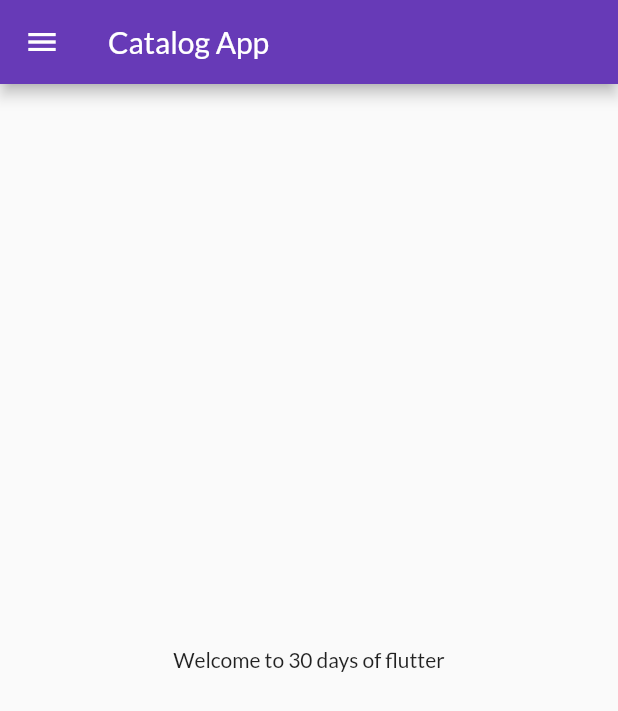
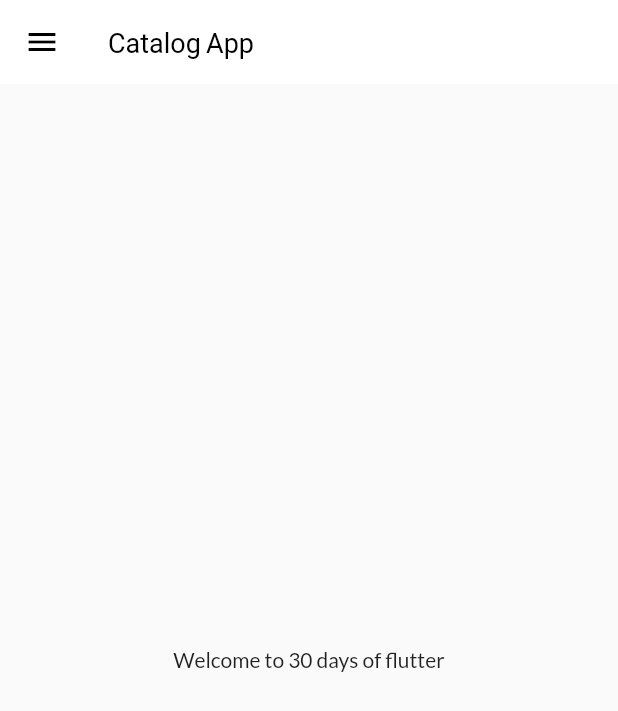
Before and after one commit to rajat1883/FirstFlutterProject, a Flutter app: the screen it shows after launch, on a phone screen of 412 x 824 dp. Shown: the top 711 px of the screen. Run offline on Flutter 3.47's test engine with Material 2 defaults, Android fonts, the phone set to English and light mode, and no system bars; our stand-ins replace google_fonts.

Commit message:
Themes extracted

```diff
--- a/lib/main.dart
+++ b/lib/main.dart
@@ -2,7 +2,7 @@ import 'package:flutter/material.dart';
 import 'package:flutter_application_1/pages/home_page.dart';
 import 'package:flutter_application_1/pages/login_page.dart';
 import 'package:flutter_application_1/utils/routes.dart';
-import 'package:google_fonts/google_fonts.dart';
+import 'package:flutter_application_1/widgets/themes.dart';
 
 void main() {
   runApp(MyApp());
@@ -15,10 +15,8 @@ class MyApp extends StatelessWidget {
     return MaterialApp(
       debugShowCheckedModeBanner: false,
       themeMode: ThemeMode.light,
-      theme: ThemeData(
-          primarySwatch: Colors.deepPurple,
-          fontFamily: GoogleFonts.lato().fontFamily),
-      darkTheme: ThemeData(brightness: Brightness.dark),
+      theme: MyTheme.lightTheme(context),
+      darkTheme: MyTheme.darkTheme(context),
       initialRoute: MyRoutes.homeRoute,
       routes: {
         "/": (context) => LoginPage(),
--- /dev/null
+++ b/lib/widgets/themes.dart
@@ -0,0 +1,17 @@
+import 'package:flutter/material.dart';
+import 'package:google_fonts/google_fonts.dart';
+
+class MyTheme {
+  static ThemeData lightTheme(BuildContext context) => ThemeData(
+      primarySwatch: Colors.deepPurple,
+      fontFamily: GoogleFonts.lato().fontFamily,
+      appBarTheme: const AppBarTheme(
+          color: Colors.white,
+          elevation: 0.0,
+          iconTheme: IconThemeData(color: Colors.black),
+          toolbarTextStyle: TextStyle(color: Colors.black),
+          titleTextStyle: TextStyle(color: Colors.black, fontSize: 18)));
+
+  static ThemeData darkTheme(BuildContext context) =>
+      ThemeData(brightness: Brightness.dark);
+}
```
